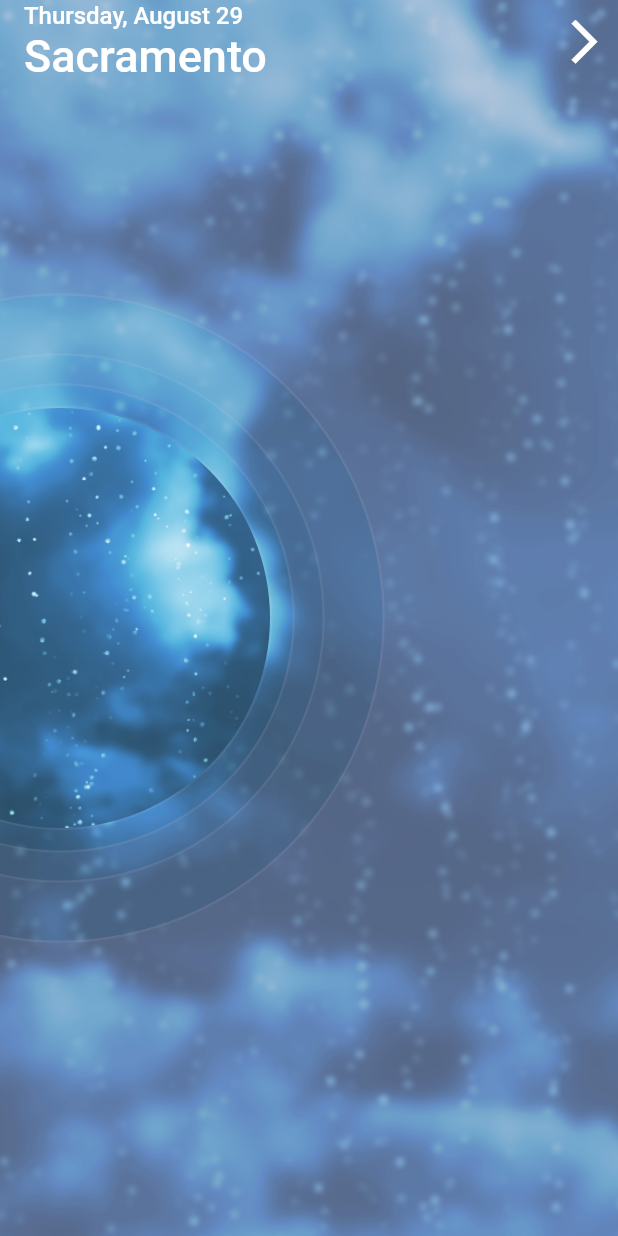
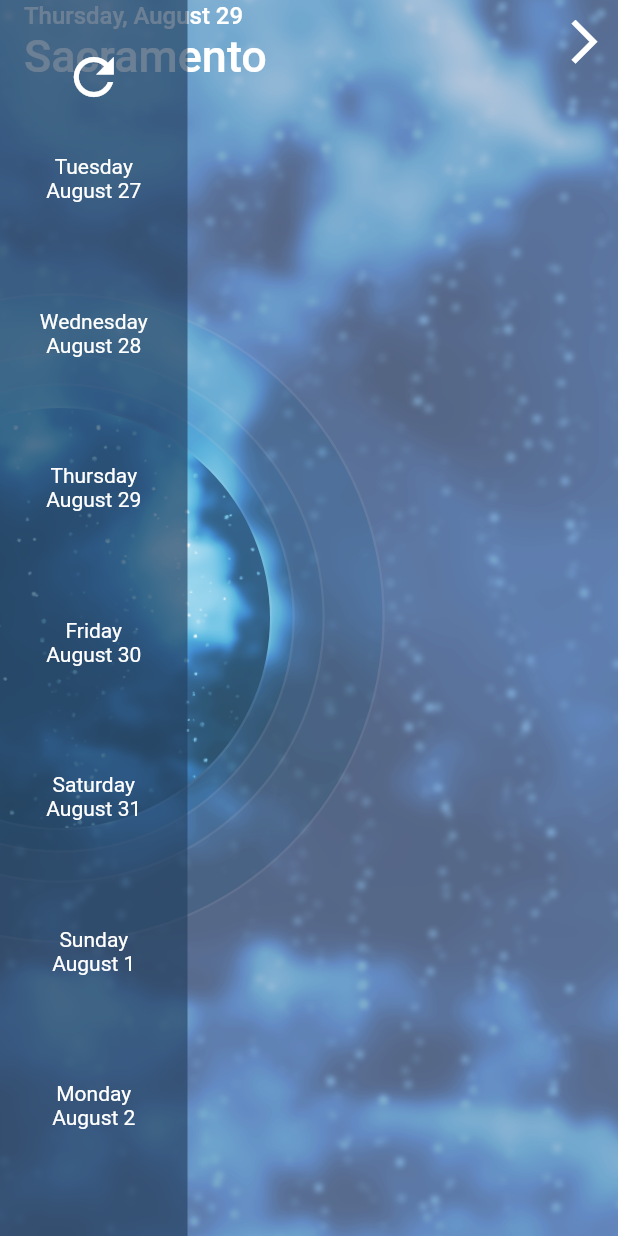
Before and after one commit to yidinghe/flutter_weather, a Flutter app: the screen it shows after launch, on a phone screen of 412 x 824 dp. Run offline on Flutter 3.47's test engine with Material 2 defaults, Android fonts, the phone set to English and light mode, and no system bars.

Commit message:
Added week_drawer.

```diff
--- /dev/null
+++ b/lib/forcast/week_drawer.dart
@@ -0,0 +1,51 @@
+import 'package:flutter/material.dart';
+
+class WeekDrawer extends StatelessWidget {
+  final week = [
+    'Tuesday\nAugust 27',
+    'Wednesday\nAugust 28',
+    'Thursday\nAugust 29',
+    'Friday\nAugust 30',
+    'Saturday\nAugust 31',
+    'Sunday\nAugust 1',
+    'Monday\nAugust 2',
+  ];
+
+  List<Widget> _buildDayButtons() {
+    return week.map((String title) {
+      return Expanded(
+        child: GestureDetector(
+          onTap: () {},
+          child: Text(
+            title,
+            textAlign: TextAlign.center,
+            style: TextStyle(
+              color: Colors.white,
+              fontSize: 14.0,
+            ),
+          ),
+        ),
+      );
+    }).toList();
+  }
+
+  @override
+  Widget build(BuildContext context) {
+    return Container(
+      width: 125.0,
+      height: double.infinity,
+      color: Color(0xAA234060),
+      child: Column(
+        children: <Widget>[
+          Expanded(
+            child: Icon(
+              Icons.refresh,
+              color: Colors.white,
+              size: 40.0,
+            ),
+          ),
+        ]..addAll(_buildDayButtons()),
+      ),
+    );
+  }
+}
--- a/lib/main.dart
+++ b/lib/main.dart
@@ -1,6 +1,7 @@
 import 'package:flutter/material.dart';
 import 'package:weather/forcast/app_bar.dart';
 import 'package:weather/forcast/background/background_with_rings.dart';
+import 'package:weather/forcast/week_drawer.dart';
 
 void main() => runApp(MyApp());
 
@@ -41,6 +42,7 @@ class _MyHomePageState extends State<MyHomePage> {
             right: 0.0,
             child: ForecastAppBar(),
           ),
+          WeekDrawer(),
         ],
       ),
     );
```
